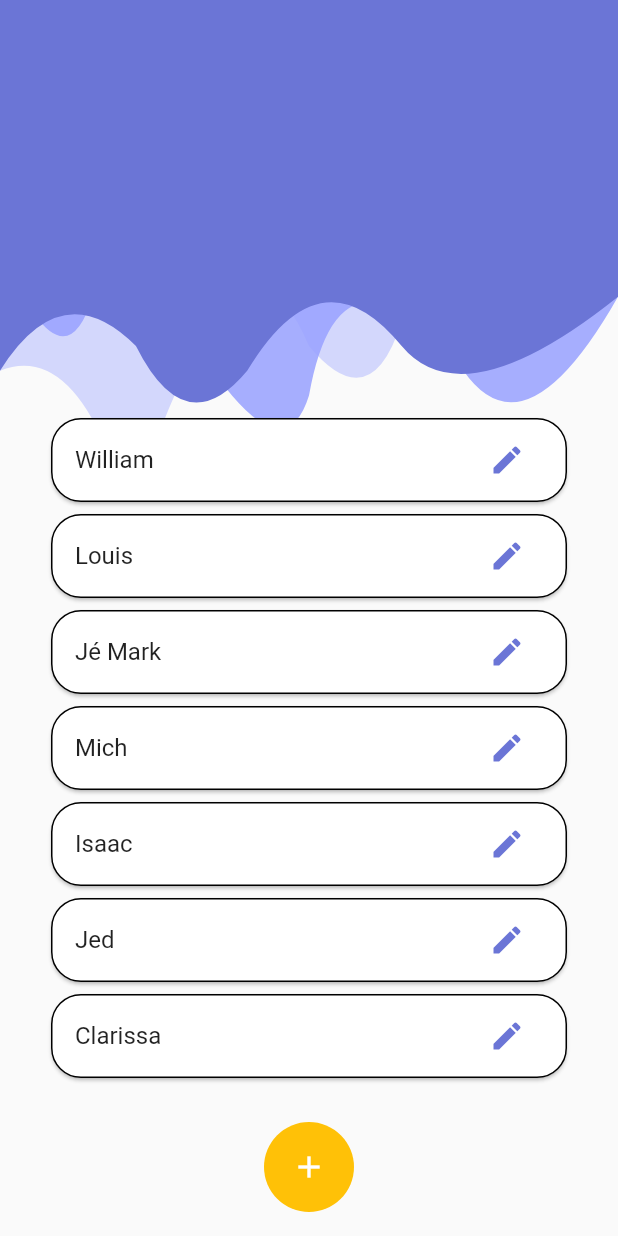
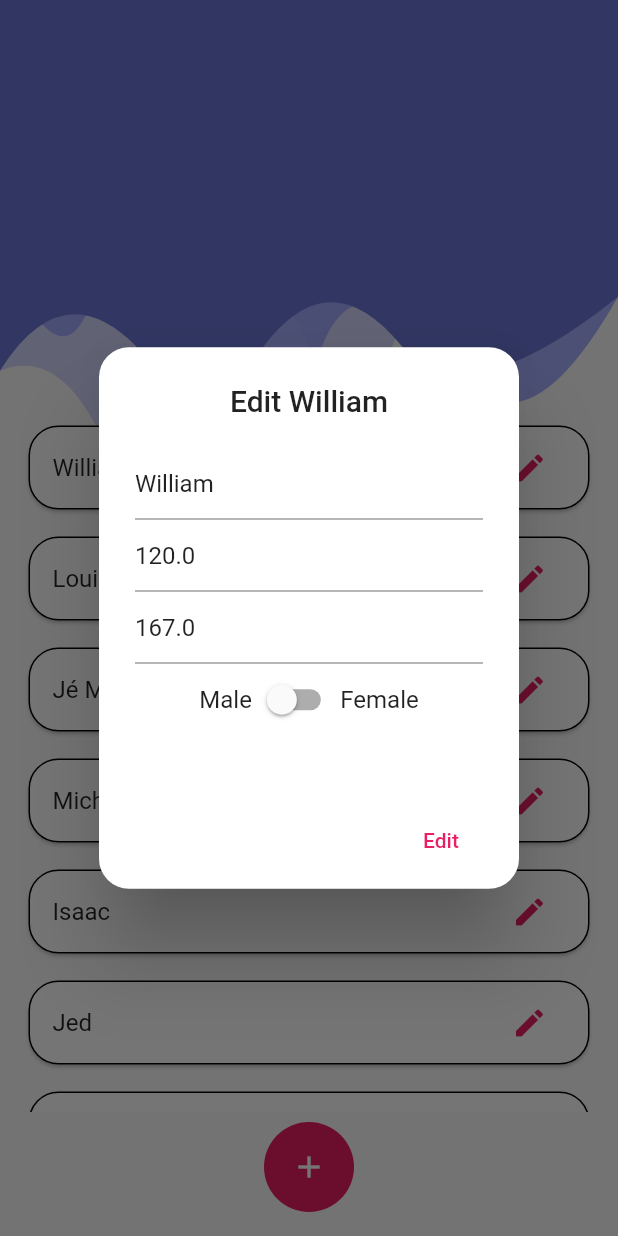
Before and after one commit to Louismousine/Alcoholometer, a Flutter app: the screen it shows after launch, after a tap on the "edit" icon, on a phone screen of 412 x 824 dp. Run offline on Flutter 3.47's test engine with Material 2 defaults, Android fonts, the phone set to English and light mode, and no system bars; our stand-ins replace animated_background, liquid_progress_indicator, shared_preferences.

Commit message:
edit user

```diff
--- a/lib/add_user_popup.dart
+++ b/lib/users_page/edit_user_popup.dart
@@ -1,21 +1,27 @@
+import 'package:alcool_app/model/user.dart';
 import 'package:flutter/material.dart';
 
-class AddUserPopup extends StatefulWidget {
+class EditUserPopup extends StatefulWidget {
+  final User user;
+
+  EditUserPopup(this.user);
+
   @override
-  _AddUserPopupState createState() => _AddUserPopupState();
+  _EditUserPopupState createState() => _EditUserPopupState();
 }
 
-class _AddUserPopupState extends State<AddUserPopup> {
+class _EditUserPopupState extends State<EditUserPopup> {
   TextEditingController _name;
   TextEditingController _weight;
   TextEditingController _height;
-  bool _isFemale = false;
+  bool _isFemale;
 
   @override
   void initState() {
-    _name = TextEditingController();
-    _weight = TextEditingController();
-    _height = TextEditingController();
+    _name = TextEditingController(text: widget.user.name);
+    _weight = TextEditingController(text: widget.user.weight.toString());
+    _height = TextEditingController(text: widget.user.height.toString());
+    _isFemale = widget.user.isFemale;
 
     super.initState();
   }
@@ -33,7 +39,10 @@ class _AddUserPopupState extends State<AddUserPopup> {
   Widget build(BuildContext context) {
     return AlertDialog(
       title: Center(
-        child: Text('Add a new user'),
+        child: Text('Edit ${widget.user.name}'),
+      ),
+      shape: RoundedRectangleBorder(
+        borderRadius: BorderRadius.circular(20.0),
       ),
       content: Container(
         height: MediaQuery.of(context).size.height / 4,
@@ -110,7 +119,7 @@ class _AddUserPopupState extends State<AddUserPopup> {
             Navigator.of(context).pop(data);
           },
           child: Text(
-            'Add user',
+            'Edit',
             style: TextStyle(
               color: Colors.pink,
             ),
--- a/lib/users_page/user_list_item.dart
+++ b/lib/users_page/user_list_item.dart
@@ -6,8 +6,9 @@ import 'package:provider/provider.dart';
 
 class UserListItem extends StatelessWidget {
   final User user;
+  final Function editUser;
 
-  UserListItem(this.user);
+  UserListItem(this.user, this.editUser);
 
   @override
   Widget build(BuildContext context) {
@@ -46,7 +47,6 @@ class UserListItem extends StatelessWidget {
               title: Text(
                 'Are you sure you want to delete this user ?',
                 textAlign: TextAlign.center,
-                style: Theme.of(context).textTheme.subtitle1,
               ),
               actions: <Widget>[
                 FlatButton(
@@ -64,7 +64,9 @@ class UserListItem extends StatelessWidget {
                   },
                   child: Text(
                     'Yes',
-                    style: TextStyle(color: Theme.of(context).primaryColor),
+                    style: TextStyle(
+                      color: Colors.pink,
+                    ),
                   ),
                 ),
               ],
@@ -73,8 +75,7 @@ class UserListItem extends StatelessWidget {
         );
       },
       onDismissed: (direction) {
-        Provider.of<Users>(context, listen: false)
-            .deleteUser(id: user.id);
+        Provider.of<Users>(context, listen: false).deleteUser(id: user.id);
         Scaffold.of(context).showSnackBar(
           SnackBar(
             content: Text(
@@ -86,7 +87,10 @@ class UserListItem extends StatelessWidget {
         );
       },
       child: Padding(
-        padding: const EdgeInsets.symmetric(horizontal: 15),
+        padding: const EdgeInsets.symmetric(
+          horizontal: 15,
+          vertical: 5,
+        ),
         child: Card(
           shape: RoundedRectangleBorder(
             side: BorderSide(
@@ -105,9 +109,11 @@ class UserListItem extends StatelessWidget {
             },
             title: Text(user.name),
             trailing: IconButton(
-              icon: Icon(Icons.edit),
-              color: Theme.of(context).primaryColor,
-              onPressed: () {},
+              icon: Icon(
+                Icons.edit,
+              ),
+              color: Colors.pink,
+              onPressed: () => editUser(context, user),
             ),
           ),
         ),
--- a/lib/users_page/users_page.dart
+++ b/lib/users_page/users_page.dart
@@ -1,47 +1,13 @@
+import 'package:alcool_app/model/user.dart';
 import 'package:alcool_app/providers/users.dart';
+import 'package:alcool_app/users_page/edit_user_popup.dart';
 import 'package:alcool_app/users_page/top_bar.dart';
 import 'package:alcool_app/users_page/user_list_item.dart';
 import 'package:flutter/material.dart';
-import 'package:alcool_app/add_user_popup.dart';
+import 'package:alcool_app/users_page/add_user_popup.dart';
 import 'package:provider/provider.dart';
 
 class UsersPage extends StatelessWidget {
-  @override
-  Widget build(BuildContext context) {
-    final users = Provider.of<Users>(context).users;
-
-    return Scaffold(
-      floatingActionButton: CircleAvatar(
-        radius: 30,
-        backgroundColor: Colors.amber,
-        child: IconButton(
-          icon: Icon(
-            Icons.add,
-            color: Colors.white,
-          ),
-          onPressed: () => addUser(context),
-        ),
-      ),
-      floatingActionButtonLocation: FloatingActionButtonLocation.centerFloat,
-      body: Stack(
-        children: <Widget>[
-          TopBar(),
-          ListView.builder(
-            padding: EdgeInsets.only(
-              top: MediaQuery.of(context).size.height / 3,
-              left: 15,
-              right: 15,
-            ),
-            itemBuilder: (ctx, index) {
-              return UserListItem(users[index]);
-            },
-            itemCount: users.length,
-          ),
-        ],
-      ),
-    );
-  }
-
   void addUser(BuildContext ctx) async {
     final newUser = await showDialog(
       context: ctx,
@@ -59,4 +25,70 @@ class UsersPage extends StatelessWidget {
       );
     }
   }
+
+  void editUser(BuildContext ctx, User user) async {
+    final editUser = await showDialog(
+      context: ctx,
+      builder: (ctx) {
+        return EditUserPopup(user);
+      },
+    );
+
+    if (editUser != null) {
+      Provider.of<Users>(ctx, listen: false).editUser(
+        id: user.id,
+        name: editUser['name'],
+        weight: editUser['weight'],
+        height: editUser['height'],
+        isFemale: editUser['isFemale'],
+      );
+    }
+  }
+
+  @override
+  Widget build(BuildContext context) {
+    final users = Provider.of<Users>(context).users;
+
+    return Scaffold(
+      floatingActionButton: CircleAvatar(
+        radius: 30,
+        backgroundColor: Colors.pink,
+        child: IconButton(
+          icon: Icon(
+            Icons.add,
+            color: Colors.white,
+          ),
+          onPressed: () => addUser(context),
+        ),
+      ),
+      floatingActionButtonLocation: FloatingActionButtonLocation.centerFloat,
+      body: Stack(
+        children: <Widget>[
+          TopBar(),
+          Column(
+            mainAxisAlignment: MainAxisAlignment.end,
+            children: <Widget>[
+              Container(
+                height: MediaQuery.of(context).size.height / 1.5,
+                padding: EdgeInsets.only(
+                  bottom: MediaQuery.of(context).size.height / 10,
+                ),
+                width: double.infinity,
+                child: MediaQuery.removePadding(
+                  removeTop: true,
+                  context: context,
+                  child: ListView.builder(
+                    itemBuilder: (ctx, index) {
+                      return UserListItem(users[index], editUser);
+                    },
+                    itemCount: users.length,
+                  ),
+                ),
+              ),
+            ],
+          ),
+        ],
+      ),
+    );
+  }
 }
```
Also changed, not shown: lib/providers/users.dart (+22 -0 lines), lib/users_page/add_user_popup.dart (added, +125 -0 lines).
